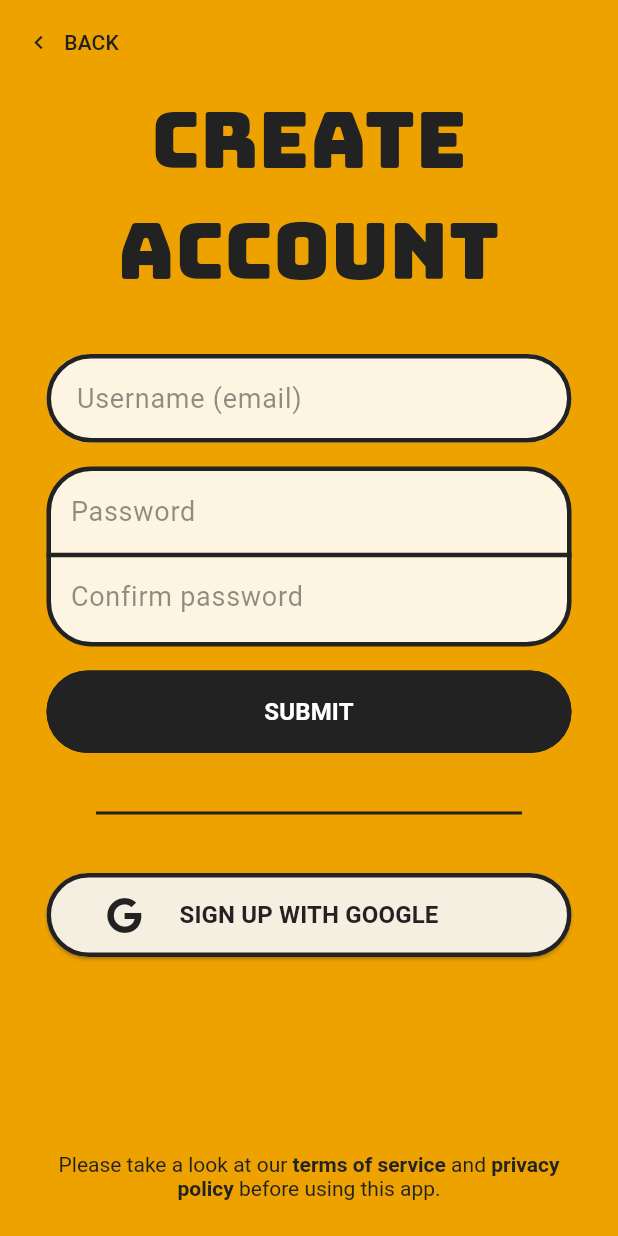
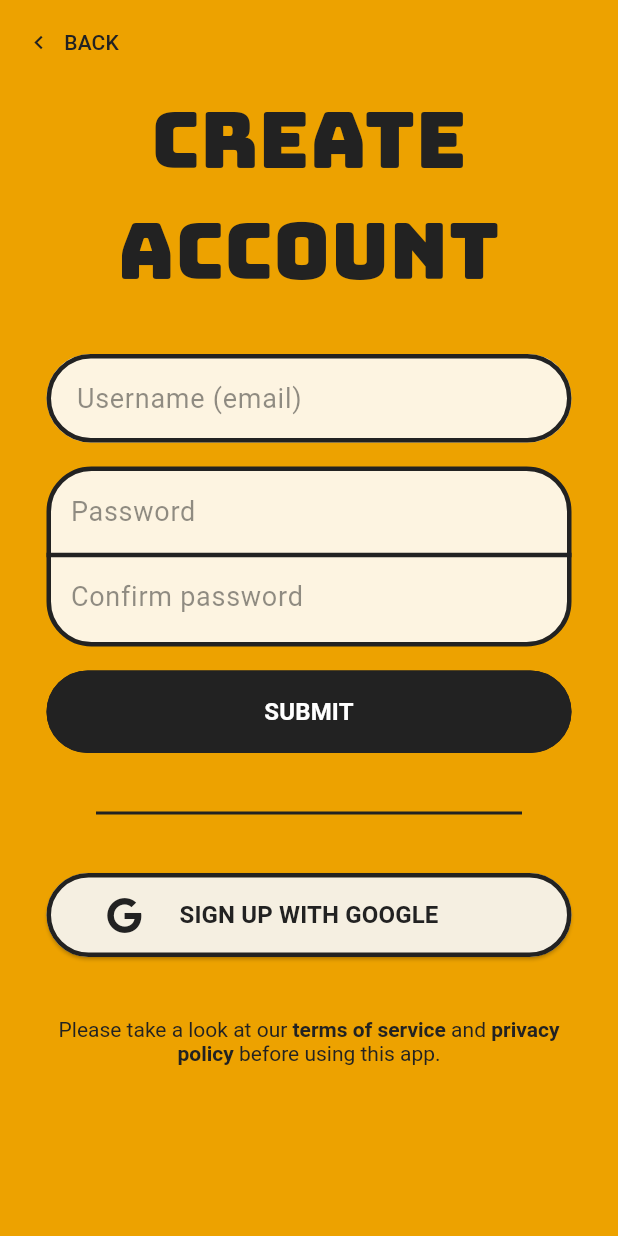
Before and after one commit to Toglefritz/Brine, a Flutter app: the screen it shows after launch, after a tap on "LOGIN", after a tap on "BACK", after a tap on "CREATE AN ACCOUNT", on a phone screen of 412 x 824 dp. Run offline on Flutter 3.47's test engine with Material 3 defaults, Android fonts, the phone set to English and light mode, and no system bars; our stand-ins replace cloud_firestore, cloud_functions, firebase_auth, firebase_core, flutter_spinkit, font_awesome_flutter and 2 more; accounts and stored records are empty; generated files the repository leaves out were written again.

Commit message:
Fixed a little overflow thing :octopus:

```diff
--- a/brine_app/lib/screens/authentication/components/authentication_page.dart
+++ b/brine_app/lib/screens/authentication/components/authentication_page.dart
@@ -25,9 +25,10 @@ class AuthenticationPage extends StatelessWidget {
   Widget build(BuildContext context) {
     return Scaffold(
       backgroundColor: Theme.of(context).primaryColor,
-      resizeToAvoidBottomInset: false,
-      extendBodyBehindAppBar: true,
-      appBar: AppBar(
+      body: SafeArea(
+        child: CustomScrollView(
+          slivers: [
+            SliverAppBar(
               systemOverlayStyle: SystemUiOverlayStyle.dark,
               backgroundColor: Colors.transparent,
               elevation: 0,
@@ -39,23 +40,17 @@ class AuthenticationPage extends StatelessWidget {
                   color: ColorLibrary.primaryDefault,
                 ),
                 label: Text(
-            AppLocalizations.of(context).back.toUpperCase(),
+                  AppLocalizations.of(context)!.back.toUpperCase(),
                   style: const TextStyle(
                     color: ColorLibrary.primaryDefault,
                   ),
                 ),
               ),
             ),
-      body: SafeArea(
-        child: CustomScrollView(
-          slivers: [
-            SliverFillRemaining(
-              hasScrollBody: false,
-              child: Column(
-                children: content
-                  ..add(
-                    const Expanded(
-                      child: Column(
+            SliverList.list(
+              children: [
+                ...content,
+                const Column(
                   mainAxisAlignment: MainAxisAlignment.end,
                   children: [
                     Padding(
@@ -66,9 +61,7 @@ class AuthenticationPage extends StatelessWidget {
                     ),
                   ],
                 ),
-                    ),
-                  ),
-              ),
+              ],
             ),
           ],
         ),
--- a/brine_app/lib/screens/authentication/create_account/create_account_view.dart
+++ b/brine_app/lib/screens/authentication/create_account/create_account_view.dart
@@ -35,7 +35,7 @@ class CreateAccountView extends StatelessWidget {
                 bottom: Insets.large,
               ),
               child: Text(
-                AppLocalizations.of(context).createAccount,
+                AppLocalizations.of(context)!.createAccount,
                 style: GoogleFonts.bungee().copyWith(
                   fontSize: 52,
                   color: ColorLibrary.primaryDefault,
@@ -52,7 +52,7 @@ class CreateAccountView extends StatelessWidget {
               Padding(
                 padding: const EdgeInsets.only(bottom: Insets.small),
                 child: OnboardingField(
-                  hint: AppLocalizations.of(context).username,
+                  hint: AppLocalizations.of(context)!.username,
                   controller: state.usernameFieldController,
                   validator: state.validateUsernameField,
                   errorState: state.usernameFieldError,
@@ -84,7 +84,7 @@ class CreateAccountView extends StatelessWidget {
                         ),
                       ),
                       BorderlessField(
-                        hint: AppLocalizations.of(context).password,
+                        hint: AppLocalizations.of(context)!.password,
                         obscureText: true,
                         controller: state.passwordFieldController,
                         validator: state.validatePasswordField,
@@ -93,13 +93,12 @@ class CreateAccountView extends StatelessWidget {
                       Padding(
                         padding: const EdgeInsets.only(top: 57),
                         child: BorderlessField(
-                          hint: AppLocalizations.of(context).confirmPassword,
+                          hint: AppLocalizations.of(context)!.confirmPassword,
                           obscureText: true,
                           controller: state.passwordConfirmationFieldController,
                           validator: state.validatePasswordConfirmationField,
                           errorState: state.passwordConfirmationFieldError,
-                          additionalError:
-                              state.createAccountPasswordExceptionError,
+                          additionalError: state.createAccountPasswordExceptionError,
                         ),
                       ),
                     ],
@@ -108,7 +107,7 @@ class CreateAccountView extends StatelessWidget {
               ),
               DarkOnboardingButton(
                 onPressed: state.handleCreateAccountSubmit,
-                text: AppLocalizations.of(context).submit,
+                text: AppLocalizations.of(context)!.submit,
                 width: 350,
                 loading: state.creatingAccount,
               ),
@@ -135,14 +134,14 @@ class CreateAccountView extends StatelessWidget {
               ),
               child: LightButton(
                 onPressed: state.handleGoogleCreateAccount,
-                text: AppLocalizations.of(context).signUpWithGoogle,
+                text: AppLocalizations.of(context)!.signUpWithGoogle,
                 icon: FontAwesomeIcons.google,
               ),
             ),
             if (Device.isIOS)
               LightButton(
                 onPressed: state.handleAppleCreateAccount,
-                text: AppLocalizations.of(context).signUpWithApple,
+                text: AppLocalizations.of(context)!.signUpWithApple,
                 icon: FontAwesomeIcons.apple,
               ),
           ],
--- a/brine_app/lib/screens/authentication/login/login_view.dart
+++ b/brine_app/lib/screens/authentication/login/login_view.dart
@@ -34,7 +34,7 @@ class LoginView extends StatelessWidget {
                 bottom: Insets.large,
               ),
               child: Text(
-                AppLocalizations.of(context).login,
+                AppLocalizations.of(context)!.login,
                 style: GoogleFonts.bungee().copyWith(
                   fontSize: 52,
                   color: ColorLibrary.primaryDefault,
@@ -51,7 +51,7 @@ class LoginView extends StatelessWidget {
               Padding(
                 padding: const EdgeInsets.only(bottom: Insets.small),
                 child: OnboardingField(
-                  hint: AppLocalizations.of(context).username,
+                  hint: AppLocalizations.of(context)!.username,
                   controller: state.usernameFieldController,
                   validator: state.validateUsernameField,
                   errorState: state.usernameFieldError,
@@ -61,7 +61,7 @@ class LoginView extends StatelessWidget {
               Padding(
                 padding: const EdgeInsets.only(bottom: Insets.small),
                 child: OnboardingField(
-                  hint: AppLocalizations.of(context).password,
+                  hint: AppLocalizations.of(context)!.password,
                   obscureText: true,
                   controller: state.passwordFieldController,
                   validator: state.validatePasswordField,
@@ -71,7 +71,7 @@ class LoginView extends StatelessWidget {
               ),
               DarkOnboardingButton(
                 onPressed: state.handleBasicAuthLoginSubmit,
-                text: AppLocalizations.of(context).submit,
+                text: AppLocalizations.of(context)!.submit,
                 width: 350,
                 loading: state.loginProcessing,
               ),
@@ -98,14 +98,14 @@ class LoginView extends StatelessWidget {
               ),
               child: LightButton(
                 onPressed: state.handleGoogleLogin,
-                text: AppLocalizations.of(context).loginWithGoogle,
+                text: AppLocalizations.of(context)!.loginWithGoogle,
                 icon: FontAwesomeIcons.google,
               ),
             ),
             if (Device.isIOS)
               LightButton(
                 onPressed: state.handleAppleLogin,
-                text: AppLocalizations.of(context).loginWithApple,
+                text: AppLocalizations.of(context)!.loginWithApple,
                 icon: FontAwesomeIcons.apple,
               ),
           ],
--- a/brine_app/lib/screens/authentication/onboarding/components/onboarding_legal_prompt.dart
+++ b/brine_app/lib/screens/authentication/onboarding/components/onboarding_legal_prompt.dart
@@ -29,24 +29,23 @@ class OnboardingLegalPrompt extends StatelessWidget {
         style: const TextStyle(
           color: ColorLibrary.primaryDefault,
         ),
-        text: AppLocalizations.of(context).onboardingLegalPrompt1,
+        text: AppLocalizations.of(context)!.onboardingLegalPrompt1,
         children: <TextSpan>[
           TextSpan(
-            text: AppLocalizations.of(context).termsOfService,
+            text: AppLocalizations.of(context)!.termsOfService,
             style: const TextStyle(fontWeight: FontWeight.bold),
-            recognizer: TapGestureRecognizer()
-              ..onTap = handleTermsAndConditionsTap,
+            recognizer: TapGestureRecognizer()..onTap = handleTermsAndConditionsTap,
           ),
           TextSpan(
-            text: AppLocalizations.of(context).and,
+            text: AppLocalizations.of(context)!.and,
           ),
           TextSpan(
-            text: AppLocalizations.of(context).privacyPolicy,
+            text: AppLocalizations.of(context)!.privacyPolicy,
             style: const TextStyle(fontWeight: FontWeight.bold),
             recognizer: TapGestureRecognizer()..onTap = handlePrivacyPolicyTap,
           ),
           TextSpan(
-            text: AppLocalizations.of(context).onboardingLegalPrompt2,
+            text: AppLocalizations.of(context)!.onboardingLegalPrompt2,
           ),
         ],
       ),
--- a/brine_app/lib/screens/authentication/onboarding/onboarding_view.dart
+++ b/brine_app/lib/screens/authentication/onboarding/onboarding_view.dart
@@ -36,7 +36,7 @@ class OnboardingView extends StatelessWidget {
                       bottom: Insets.large,
                     ),
                     child: Text(
-                      AppLocalizations.of(context).brine,
+                      AppLocalizations.of(context)!.brine,
                       style: GoogleFonts.bungee().copyWith(
                         fontSize: 52,
                         color: ColorLibrary.primaryDefault,
@@ -65,12 +65,12 @@ class OnboardingView extends StatelessWidget {
                         ),
                         child: LightButton(
                           onPressed: state.handleLoginTap,
-                          text: AppLocalizations.of(context).login,
+                          text: AppLocalizations.of(context)!.login,
                         ),
                       ),
                       LightButton(
                         onPressed: state.handleCreateAccountTap,
-                        text: AppLocalizations.of(context).createAnAccount,
+                        text: AppLocalizations.of(context)!.createAnAccount,
                       ),
                     ],
                   ),
--- a/brine_app/lib/screens/softener_monitor/softener_monitor_view.dart
+++ b/brine_app/lib/screens/softener_monitor/softener_monitor_view.dart
@@ -56,7 +56,7 @@ class SoftenerMonitorView extends StatelessWidget {
                       horizontal: Insets.medium,
                     ),
                     child: Text(
-                      AppLocalizations.of(context).saltRemaining.toUpperCase(),
+                      AppLocalizations.of(context)!.saltRemaining.toUpperCase(),
                       style: Theme.of(context).textTheme.headlineSmall?.copyWith(
                             color: ColorLibrary.primaryDefault,
                           ),
--- a/brine_app/lib/screens/welcome/welcome_view.dart
+++ b/brine_app/lib/screens/welcome/welcome_view.dart
@@ -33,7 +33,7 @@ class WelcomeView extends StatelessWidget {
                   horizontal: Insets.medium,
                 ),
                 child: Text(
-                  AppLocalizations.of(context).addADevice,
+                  AppLocalizations.of(context)!.addADevice,
                   style: GoogleFonts.bungee().copyWith(
                     fontSize: 52,
                     color: ColorLibrary.primaryDefault,
@@ -47,8 +47,10 @@ class WelcomeView extends StatelessWidget {
                   horizontal: Insets.xLarge,
                 ),
                 child: Text(
-                  AppLocalizations.of(context).addDeviceInvitation,
-                  style: Theme.of(context).textTheme.bodyLarge,
+                  AppLocalizations.of(context)!.addDeviceInvitation,
+                  style: Theme.of(context).textTheme.bodyLarge?.copyWith(
+                    color: ColorLibrary.primaryDefault,
+                  ),
                   textAlign: TextAlign.center,
                 ),
               ),
@@ -63,8 +65,10 @@ class WelcomeView extends StatelessWidget {
                   mainAxisAlignment: MainAxisAlignment.end,
                   children: [
                     Text(
-                      AppLocalizations.of(context).salesPrompt,
-                      style: Theme.of(context).textTheme.bodyMedium,
+                      AppLocalizations.of(context)!.salesPrompt,
+                      style: Theme.of(context).textTheme.bodyMedium?.copyWith(
+                        color: ColorLibrary.primaryDefault,
+                      ),
                       textAlign: TextAlign.center,
                     ),
                     Padding(
@@ -73,7 +77,7 @@ class WelcomeView extends StatelessWidget {
                         bottom: Insets.medium,
                       ),
                       child: LightButton(
-                        text: AppLocalizations.of(context).getOneNow,
+                        text: AppLocalizations.of(context)!.getOneNow,
                         onPressed: state.onOrderButtonPressed,
                       ),
                     ),
--- a/brine_app/lib/theme/themes.dart
+++ b/brine_app/lib/theme/themes.dart
@@ -12,7 +12,7 @@ final ThemeData lightThemeData = ThemeData(
   brightness: Brightness.light,
   primaryColor: const Color(0xFFEDA200),
   useMaterial3: true,
-  scaffoldBackgroundColor: const Color(0xFFFFF0D1),
+  scaffoldBackgroundColor: const Color(0xFFffE0A3),
   textTheme: defaultTextTheme,
 );
 
```
Also changed, not shown: brine_app/pubspec.lock, 5 other files. Lines whose indentation alone changed are shown as unchanged.
